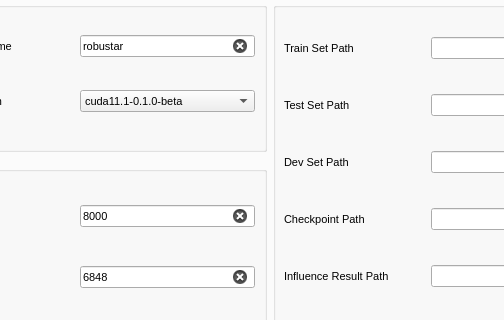
PaulCCCCCCH/Robustar_implementation, file launcher/launcher_v2.ui: the form before one commit; both pictures show x 321 to 825 and y 95 to 415 of the 1000 by 850 pixel window.
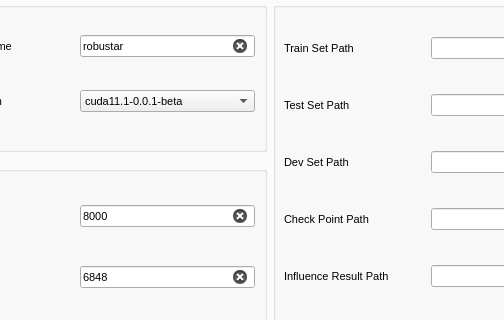
The form after the commit. Icons and pictures are not drawn.

Commit message: Change the type of dialog of saveProfile

```diff
--- a/launcher/launcher_v2.ui
+++ b/launcher/launcher_v2.ui
@@ -647,14 +647,14 @@
                           </font>
                          </property>
                          <property name="currentText">
-                          <string>cuda11.1-0.1.0-beta</string>
+                          <string>cuda11.1-0.0.1-beta</string>
                          </property>
                          <property name="placeholderText" stdset="0">
                           <string/>
                          </property>
                          <item>
                           <property name="text">
-                           <string>cuda11.1-0.1.0-beta</string>
+                           <string>cuda11.1-0.0.1-beta</string>
                           </property>
                          </item>
                          <item>
@@ -1199,7 +1199,7 @@
                           </font>
                          </property>
                          <property name="text">
-                          <string>Checkpoint Path</string>
+                          <string>Check Point Path</string>
                          </property>
                         </widget>
                        </item>
```
Left out of the diff: 2 changed lines with no effect on the pictures. The commit also changes 2 other files.
